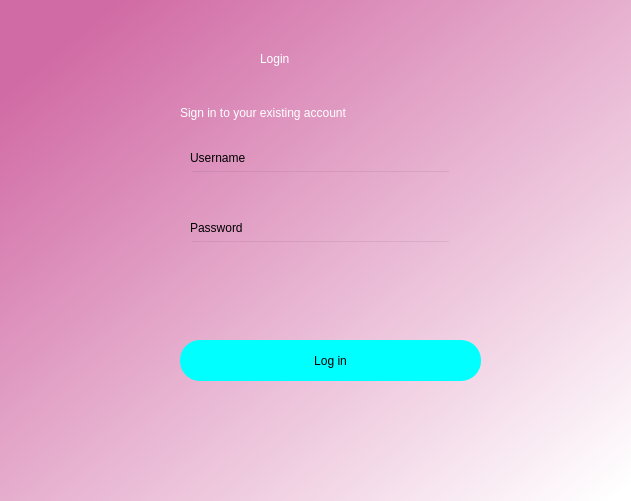
Before: the Qt Designer form database/Login.ui in Kuldeepak090/kuldeepak_pyth, drawn with Qt 5.
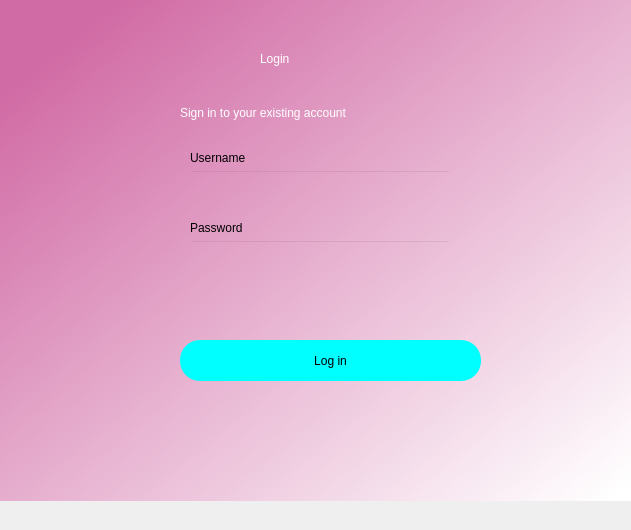
After: the same form once the commit is applied.

What changed in the file:
```diff
--- a/database/Login.ui
+++ b/database/Login.ui
@@ -7,7 +7,7 @@
     <x>0</x>
     <y>0</y>
     <width>631</width>
-    <height>501</height>
+    <height>530</height>
    </rect>
   </property>
   <property name="windowTitle">
```
Left out of the diff: 2 changed lines with no effect on the pictures.
